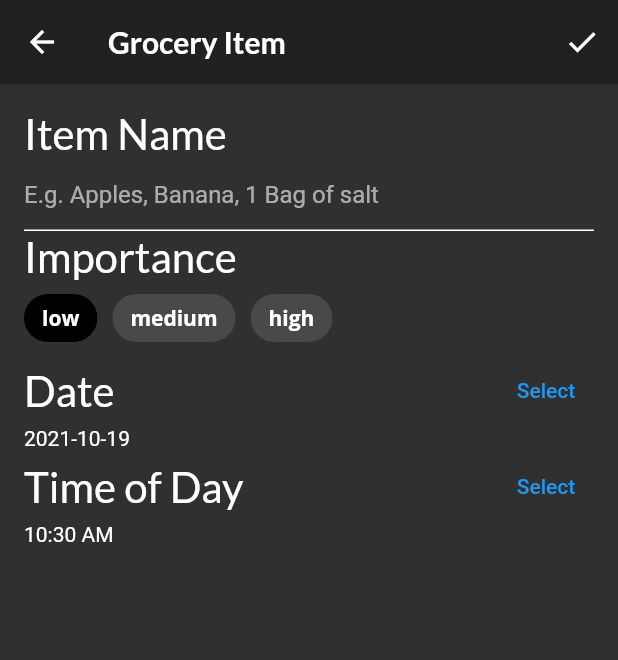
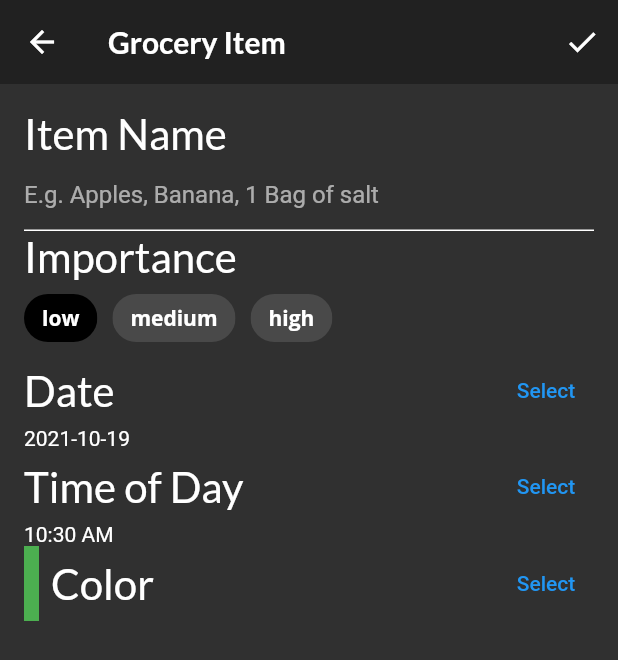
Before and after one commit to DittoGod/fooderlich, a Flutter app: the screen it shows after launch, item 3 of the bottom bar chosen, after a tap on the "add" icon, on a phone screen of 412 x 824 dp. Shown: the top 660 px of the screen. Run offline on Flutter 3.47's test engine with Material 2 defaults, Android fonts, the phone set to English and light mode, and no system bars; our stand-ins replace flutter_colorpicker, google_fonts; project files that could hold a hidden picture were left out.

Commit message:
added colour picker

```diff
--- a/app/fooderlich/lib/screens/grocery_item_screen.dart
+++ b/app/fooderlich/lib/screens/grocery_item_screen.dart
@@ -98,7 +98,7 @@ class _GroceryItemScreenState extends State<GroceryItemScreen> {
             buildImportanceField(),
             buildDateField(context),
             buildTimeField(context),
-            // TODO 17: Add color picker
+            buildColorPicker(context),
             // TODO 18: Add slider
             // TODO: 19: Add Grocery Tile
           ],
@@ -281,7 +281,60 @@ class _GroceryItemScreenState extends State<GroceryItemScreen> {
     );
   }
 
-  // TODO: Add buildColorPicker()
+  Widget buildColorPicker(BuildContext context) {
+    // 1
+    return Row(
+      mainAxisAlignment: MainAxisAlignment.spaceBetween,
+      children: [
+        // 2
+        Row(
+          children: [
+            Container(
+              height: 50.0,
+              width: 10.0,
+              color: _currentColor,
+            ),
+            const SizedBox(width: 8.0),
+            Text(
+              'Color',
+              style: GoogleFonts.lato(fontSize: 28.0),
+            ),
+          ],
+        ),
+        // 3
+        TextButton(
+          child: const Text('Select'),
+          onPressed: () {
+            // 4
+            showDialog(
+              context: context,
+              builder: (context) {
+                // 5
+                return AlertDialog(
+                  content: BlockPicker(
+                    pickerColor: Colors.white,
+                    // 6
+                    onColorChanged: (color) {
+                      setState(() => _currentColor = color);
+                    },
+                  ),
+                  actions: [
+                    // 7
+                    TextButton(
+                      child: const Text('Save'),
+                      onPressed: () {
+                        Navigator.of(context).pop();
+                      },
+                    ),
+                  ],
+                );
+              },
+            );
+          },
+        ),
+      ],
+    );
+  }
 
   // TODO: Add buildQuantityField()
 
```
